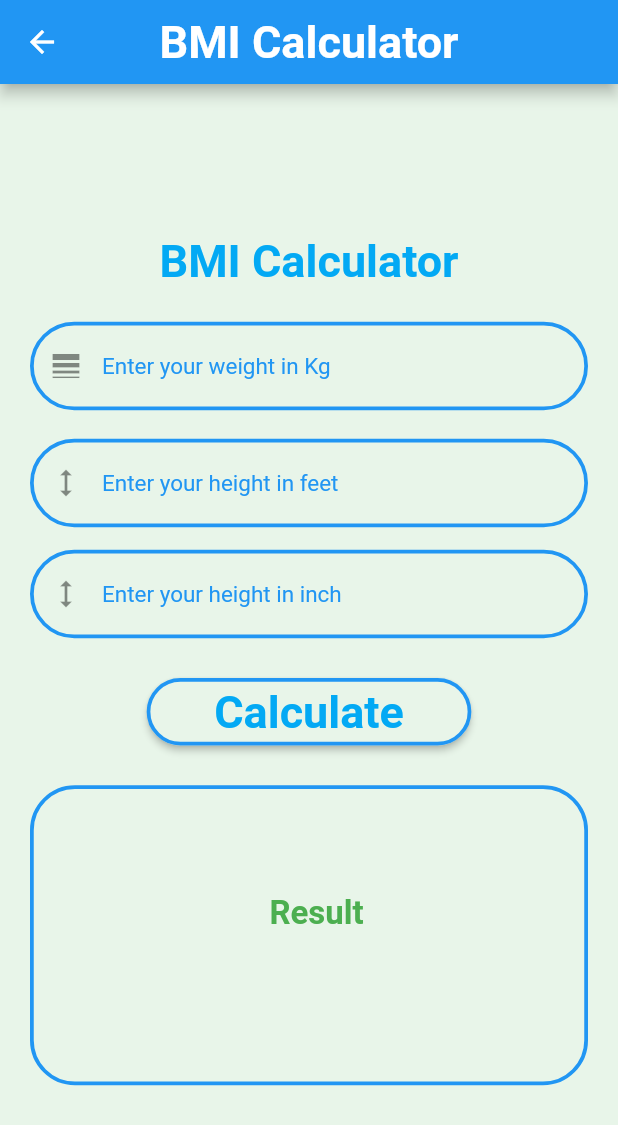
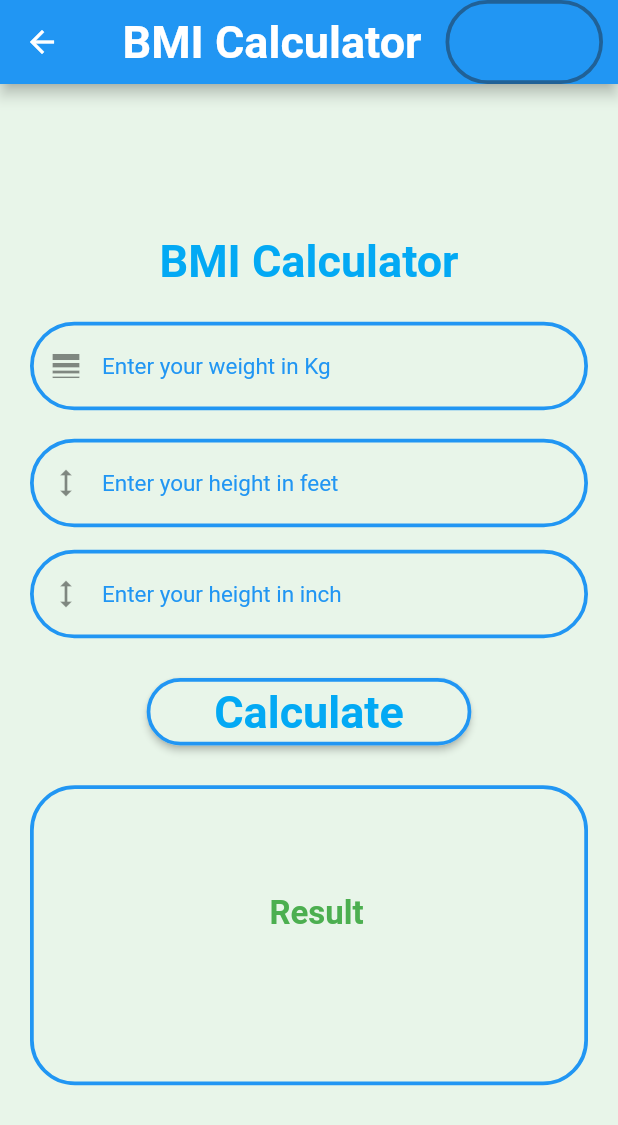
Before and after one commit to asad37/BMI_Calculator, a Flutter app: the HomeScreen screen opened directly, on a phone screen of 412 x 824 dp. Shown: the top 1125 px of the screen. Run offline on Flutter 3.47's test engine with Material 2 defaults, Android fonts, the light colour scheme and no system bars; our stand-ins replace firebase_core; accounts and stored records are empty; Roboto replaces fonts that are missing (Fira Sans).

Commit message:
Modify App

```diff
--- a/lib/HomeScreen.dart
+++ b/lib/HomeScreen.dart
@@ -1,23 +1,34 @@
 import 'package:flutter/material.dart';
 
 class HomeScreen extends StatefulWidget {
-  const HomeScreen({super.key});
+
 
   @override
   State<HomeScreen> createState() => _HomeScreenState();
 }
+class _HomeScreenState extends State<HomeScreen> {
 
-class _HomeScreenState extends State<HomeScreen> {
   TextEditingController heigtController = TextEditingController();
   TextEditingController wieghtController = TextEditingController();
   TextEditingController inchController = TextEditingController();
   String msg = "";
-var home;
+
   Widget build(BuildContext context) {
 
     return Scaffold(
       backgroundColor: Colors.green.shade50,
       appBar: AppBar(
+        actions: [
+           Container(
+            alignment:Alignment.center ,
+            decoration: BoxDecoration(
+                border: Border.all(
+                    color: const Color.fromARGB(255, 32, 97, 151), width: 2.5),
+                borderRadius: const BorderRadius.all(Radius.circular(30))),
+            padding: const EdgeInsets.fromLTRB(50, 0, 50, 0),
+            margin: const EdgeInsets.only(right: 10),
+            //child:  Text("welcome $"),
+          )],
           centerTitle: true,
           title: const Text(
             "BMI Calculator",
```
